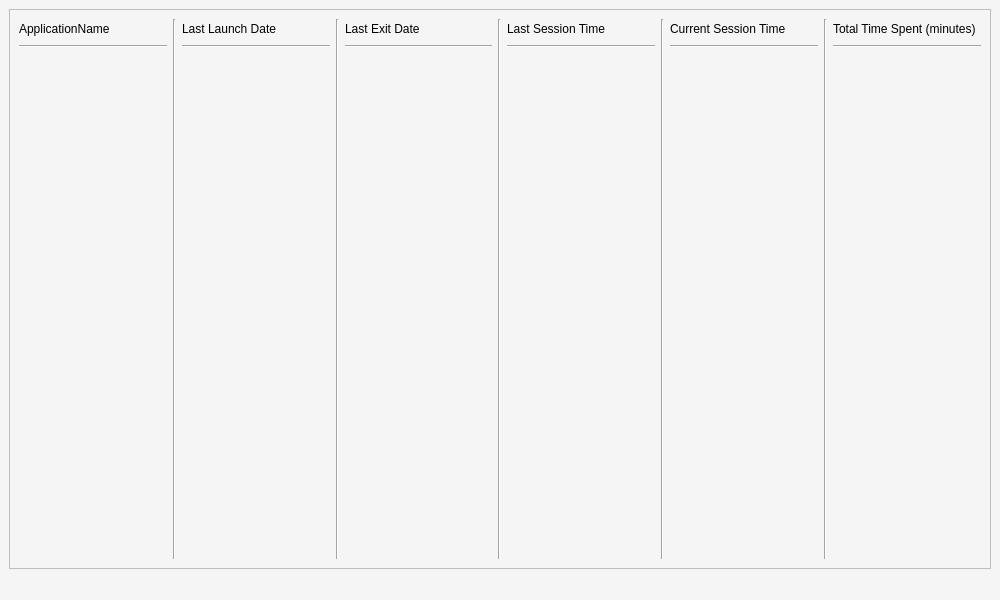
Above: mainwindow.ui from RickSanchezzz666/WindowsAppTimeUsage before the change. Below: the same form after it.
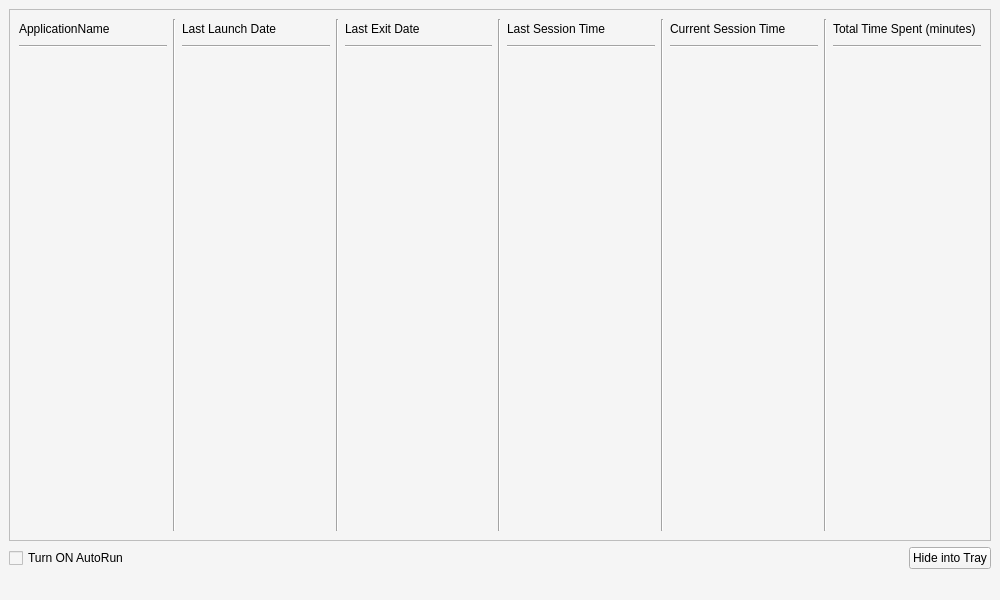
That is the form after the change.

Diff of the .ui file:
```diff
--- a/mainwindow.ui
+++ b/mainwindow.ui
@@ -49,7 +49,7 @@
            <x>0</x>
            <y>0</y>
            <width>974</width>
-           <height>524</height>
+           <height>486</height>
           </rect>
          </property>
          <layout class="QHBoxLayout" name="horizontalLayout_2">
@@ -409,6 +409,40 @@
       </item>
      </layout>
     </item>
+    <item row="2" column="0">
+     <layout class="QHBoxLayout" name="horizontalLayout">
+      <item>
+       <widget class="QCheckBox" name="autoRunCheckBox">
+        <property name="text">
+         <string>Turn ON AutoRun</string>
+        </property>
+       </widget>
+      </item>
+      <item>
+       <spacer name="horizontalSpacer">
+        <property name="orientation">
+         <enum>Qt::Horizontal</enum>
+        </property>
+        <property name="sizeType">
+         <enum>QSizePolicy::Expanding</enum>
+        </property>
+        <property name="sizeHint" stdset="0">
+         <size>
+          <width>40</width>
+          <height>20</height>
+         </size>
+        </property>
+       </spacer>
+      </item>
+      <item>
+       <widget class="QPushButton" name="pushButton">
+        <property name="text">
+         <string>Hide into Tray</string>
+        </property>
+       </widget>
+      </item>
+     </layout>
+    </item>
    </layout>
   </widget>
   <widget class="QMenuBar" name="menubar">
```
